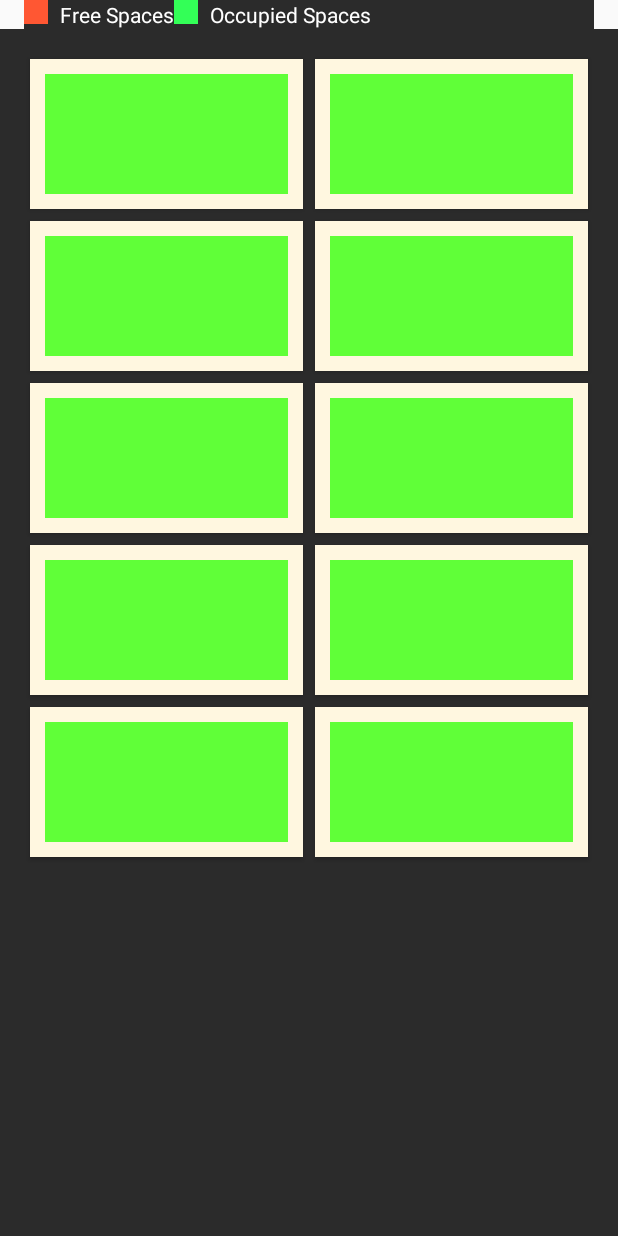
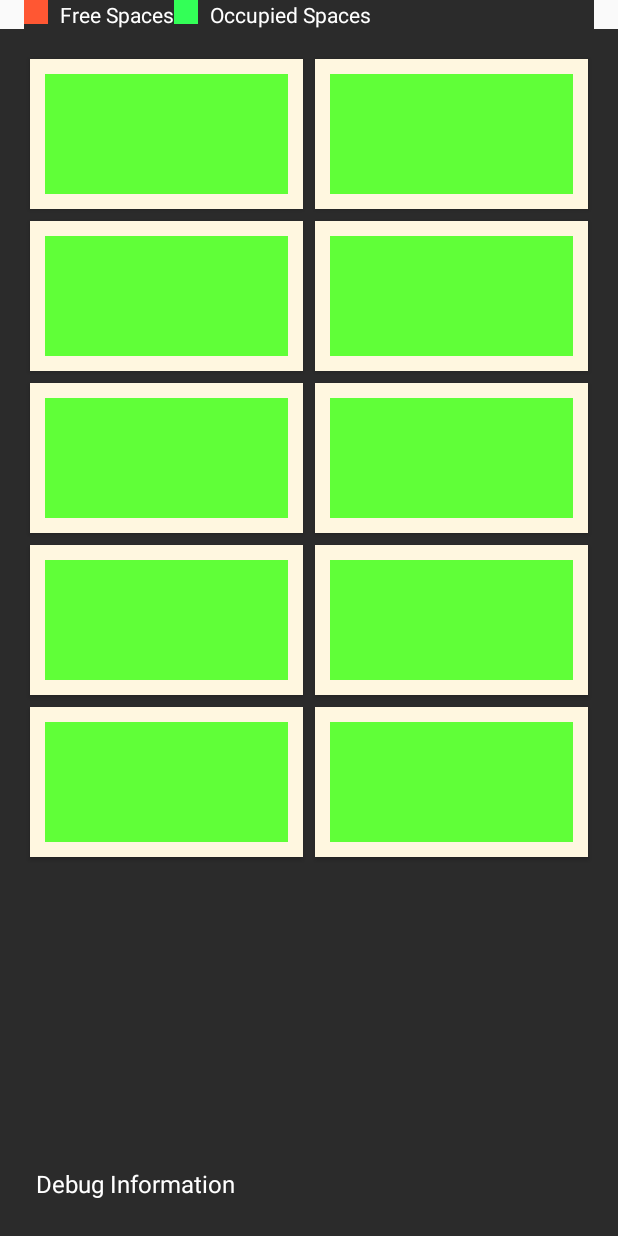
Before and after one commit to cshubha216/Parking_with_NAN, an Android app: the layout parking_user_view.xml on its own in the app's theme, with its tools: preview values and no code run, on a phone screen of 412 x 824 dp. Run offline under Robolectric (Android 15) with nearby library versions, the phone set to English and light mode, and no system bars.

```diff
--- a/app/src/main/res/layout/parking_user_view.xml
+++ b/app/src/main/res/layout/parking_user_view.xml
@@ -26,7 +26,7 @@
         <TextView
             android:layout_width="wrap_content"
             android:layout_height="wrap_content"
-            android:text="Free Spaces"
+            android:text="@string/free_spaces"
             android:layout_gravity="center_vertical"
             android:layout_marginStart="8dp"
             android:textColor="#FFFFFF"/>
@@ -41,7 +41,7 @@
         <TextView
             android:layout_width="wrap_content"
             android:layout_height="wrap_content"
-            android:text="Occupied Spaces"
+            android:text="@string/occupied_spaces"
             android:layout_gravity="center_vertical"
             android:layout_marginStart="8dp"
             android:textColor="#FFFFFF"/>
@@ -158,4 +158,27 @@
             android:background="@drawable/parking_button_free"/>
     </GridLayout>
 
+    <LinearLayout
+        android:id="@+id/debugBoxLayout"
+        android:layout_width="match_parent"
+        android:layout_height="wrap_content"
+        android:orientation="vertical"
+        android:layout_marginStart="16dp"
+        android:layout_marginEnd="16dp"
+        android:layout_marginBottom="16dp"
+        android:background="#2b2b2b"
+        app:layout_constraintBottom_toBottomOf="parent"
+        app:layout_constraintStart_toStartOf="parent"
+        app:layout_constraintEnd_toEndOf="parent">
+
+        <TextView
+            android:layout_width="wrap_content"
+            android:layout_height="wrap_content"
+            android:text="@string/debug_information"
+            android:textColor="#FFFFFF"
+            android:textSize="16sp"
+            android:layout_margin="8dp" />
+
+    </LinearLayout>
+
 </androidx.constraintlayout.widget.ConstraintLayout>
--- a/app/src/main/res/values/strings.xml
+++ b/app/src/main/res/values/strings.xml
@@ -59,4 +59,7 @@
         vestibulum. Fusce dictum libero quis erat maximus, vitae volutpat diam dignissim.
     </string>
     <string name="parking_space">parkingSpace</string>
+    <string name="debug_information">Debug Information</string>
+    <string name="occupied_spaces">Occupied Spaces</string>
+    <string name="free_spaces">Free Spaces</string>
 </resources>
```
